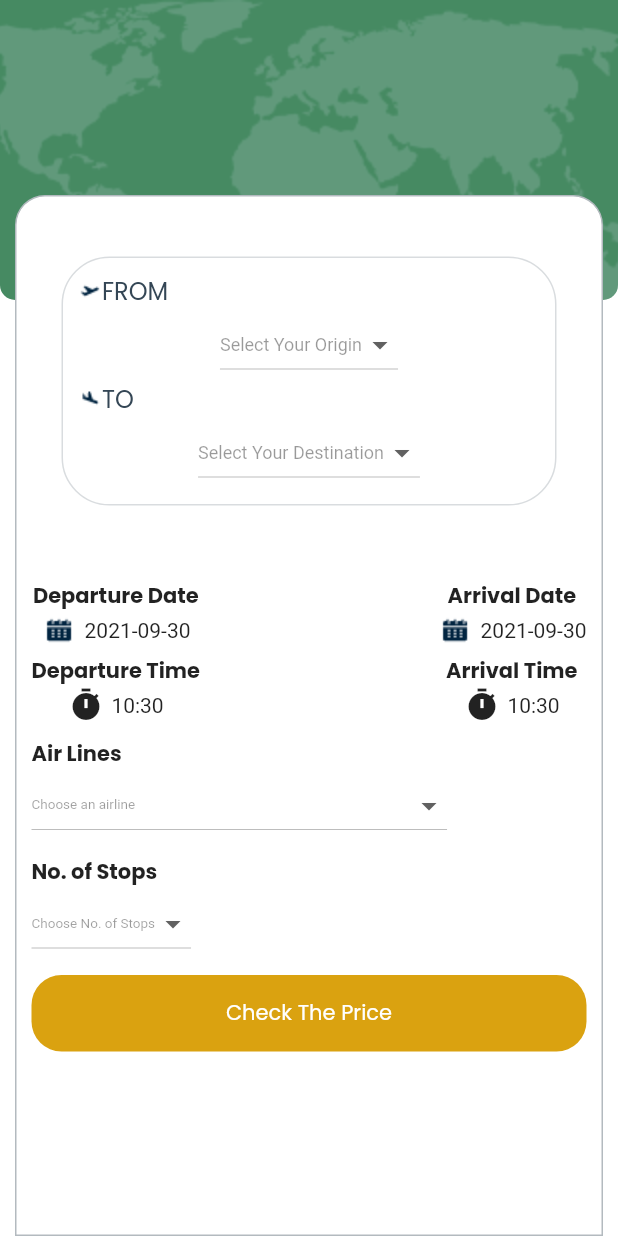
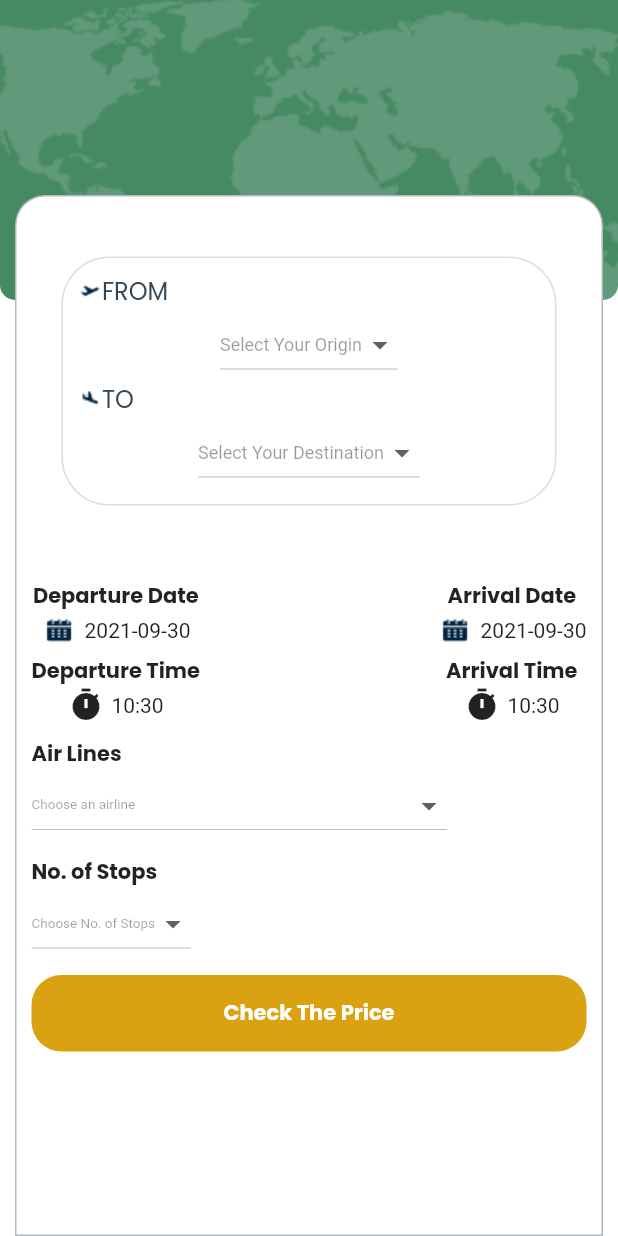
Before and after one commit to FairPayML/FairPayApp, a Flutter app: the screen it shows after launch, on a phone screen of 412 x 824 dp. Run offline on Flutter 3.47's test engine with Material 2 defaults, Android fonts, the phone set to English and light mode, and no system bars; our stand-ins replace dio, get, google_fonts, loading_indicator.

Commit message:
second commit

```diff
--- a/lib/Screens/HomePage.dart
+++ b/lib/Screens/HomePage.dart
@@ -405,8 +405,9 @@ class _HomeState extends State<Home> {
                                 color: Color(0xffDAA210)),
                             width: MediaQuery.of(context).size.width,
                             child: Text('Check The Price',
-                                style:
-                                    GoogleFonts.poppins(color: Colors.white))),
+                                style: GoogleFonts.poppins(
+                                    color: Colors.white,
+                                    fontWeight: FontWeight.bold))),
                       ),
                     ],
                   ),
--- a/lib/Screens/PredictionPage.dart
+++ b/lib/Screens/PredictionPage.dart
@@ -52,7 +52,10 @@ class _PredictionState extends State<Prediction> {
               } else {
                 double predictedPrice = double.parse(price['response']);
                 predictedPrice = (predictedPrice * 100).round() / 100.0;
-                return Container(child: Text('Price Is $predictedPrice'));
+                return Container(
+                    child: Text(
+                  'Price Is $predictedPrice',
+                ));
               }
             }
           },
```
